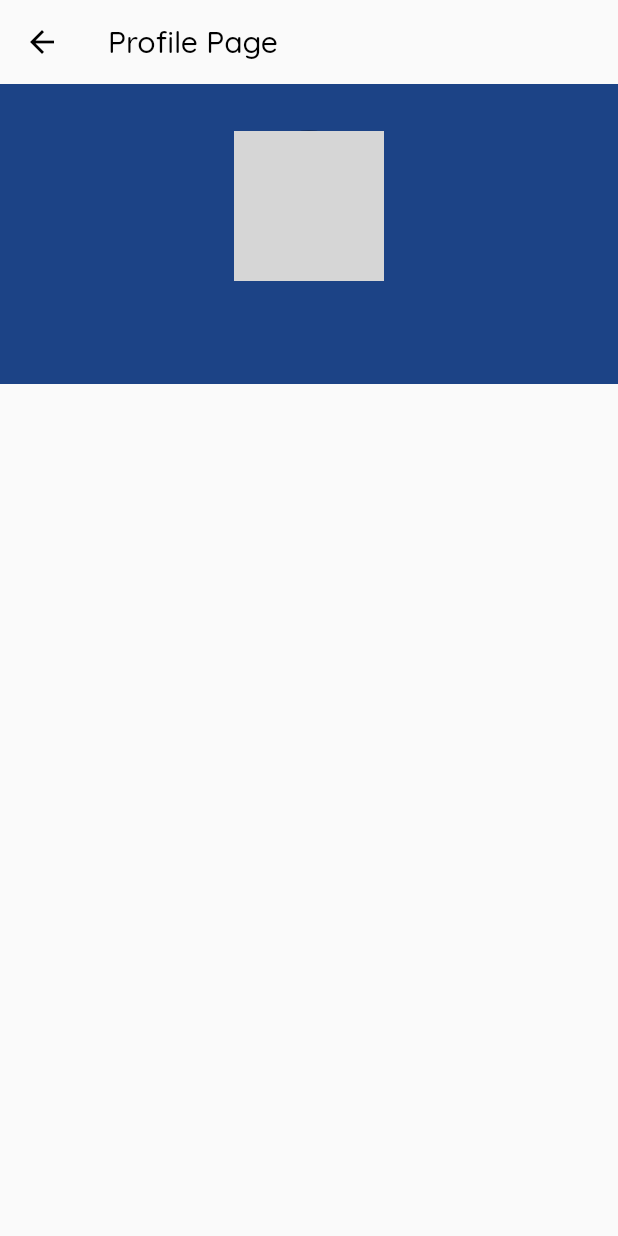
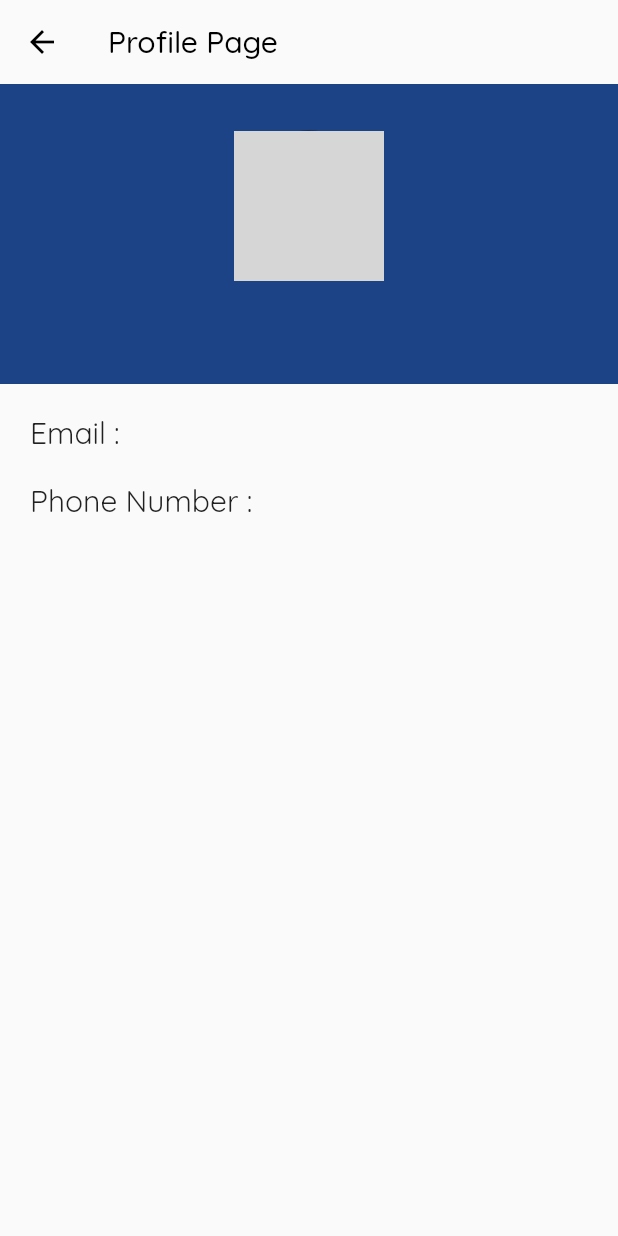
Before and after one commit to Deepak391/hospitalmanagement, a Flutter app: the ProfilePage screen opened directly, on a phone screen of 412 x 824 dp. Run offline on Flutter 3.47's test engine with Material 2 defaults, Android fonts, the phone set to English and light mode, and no system bars; our stand-ins replace carousel_slider, cloud_firestore, firebase_auth, firebase_core, firebase_storage, get and 3 more; accounts and stored records are empty; network calls fail; grey boxes are pictures that could not be loaded.

Commit message:
add some changes

```diff
--- a/lib/admin section/Controllers/addUpdateController.dart
+++ b/lib/admin section/Controllers/addUpdateController.dart
@@ -95,7 +95,8 @@ class AddUpdateController extends GetxController with StateMixin {
           "quantity": int.parse(qunatityController.text),
           "category": categoryContreller.text,
           "type": typeController.text,
-          "image": imageUrlController.text
+          "image": imageUrlController.text,
+          "directionToUse": ""
         }).then((value) {
           addedDocID = value.id;
 
--- a/lib/admin section/Screens/Profile.dart
+++ b/lib/admin section/Screens/Profile.dart
@@ -15,7 +15,7 @@ class ProfilePage extends StatelessWidget {
         getStorage.read("username") != null ? getStorage.read("username") : "";
     final email = getStorage.read("email");
     final phoneNumber = getStorage.read("phoneNumber");
-    final address = getStorage.read("address");
+    final address = getStorage.read("image");
 
     final List<Color> circleColors = [Colors.red, Colors.blue, Colors.green];
     final List<Color> newcircleColors = [
@@ -68,7 +68,7 @@ class ProfilePage extends StatelessWidget {
                       radius: 50,
                       backgroundColor: Colors.black54,
                       backgroundImage: NetworkImage(
-                        getStorage.read("imageUrl"),
+                        getStorage.read("image"),
                       ),
                     ),
                   ),
@@ -87,28 +87,30 @@ class ProfilePage extends StatelessWidget {
                 Row(
                   mainAxisAlignment: MainAxisAlignment.spaceBetween,
                   children: [
-                    // TextWidget.getText("Email : ", "Quicksand", 20),
-                    // TextWidget.getText("${email}", "Quicksand", 20),
+                    const Text(
+                      "Email : ",
+                      style: TextStyle(fontSize: 20),
+                    ),
+                    Text(
+                      "${email}",
+                      style: TextStyle(fontSize: 20),
+                    ),
                   ],
                 ),
-                SizedBox(
+                const SizedBox(
                   height: 20,
                 ),
                 Row(
                   mainAxisAlignment: MainAxisAlignment.spaceBetween,
                   children: [
-                    // TextWidget.getText("Phone Number : ", "Quicksand", 20),
-                    // TextWidget.getText("${phoneNumber}", "Quicksand", 20),
-                  ],
-                ),
-                SizedBox(
-                  height: 20,
-                ),
-                Row(
-                  mainAxisAlignment: MainAxisAlignment.spaceBetween,
-                  children: [
-                    // TextWidget.getText("Address : ", "Quicksand", 20),
-                    // TextWidget.getText("${address}", "Quicksand", 20),
+                    const Text(
+                      "Phone Number : ",
+                      style: TextStyle(fontSize: 20),
+                    ),
+                    Text(
+                      "${phoneNumber}",
+                      style: TextStyle(fontSize: 20),
+                    ),
                   ],
                 ),
                 SizedBox(
--- a/lib/main.dart
+++ b/lib/main.dart
@@ -3,6 +3,7 @@ import 'package:flutter/material.dart';
 import 'package:get/get.dart';
 import 'package:myapp/Commons/routes.dart';
 import 'package:myapp/admin%20section/Bindings/AdminHomeBinding.dart';
+import 'package:myapp/admin%20section/Bindings/LoginBinding.dart';
 import 'package:myapp/admin%20section/Controllers/StoreController.dart';
 import 'package:myapp/admin%20section/Screens/AddPatient.dart';
 import 'package:myapp/admin%20section/Screens/AdminHomeScreen.dart';
@@ -28,7 +29,7 @@ class MyApp extends StatelessWidget {
       debugShowCheckedModeBanner: false,
       initialRoute: AppointmentList.routeName,
       initialBinding: AdminHomeBinding(),
-      home: AdminHomeScreen(),
+      // home: AdminHomeScreen(),
       getPages: Routes,
       theme: ThemeData(
         fontFamily: "Quicksand",
--- a/lib/models/appointment.dart
+++ b/lib/models/appointment.dart
@@ -9,7 +9,7 @@ class Appointment {
   String reservedTime;
   bool emergency;
   bool docStatus;
-  Timestamp date_time;
+  num date_time;
   // String status;
   String patientName;
 
```
Also changed, not shown: lib/admin section/Controllers/AdminHomeScreen_Controller.dart (+17 -0 lines), lib/admin section/Controllers/AppointmentController.dart (+9 -16 lines), lib/admin section/Controllers/LoginController.dart (+14 -0 lines), lib/admin section/Controllers/SignUpController.dart (+5 -6 lines), lib/admin section/Screens/AdminProfile.dart (+94 -1 lines), lib/admin section/Screens/AppointmentLists.dart (+8 -4 lines).
